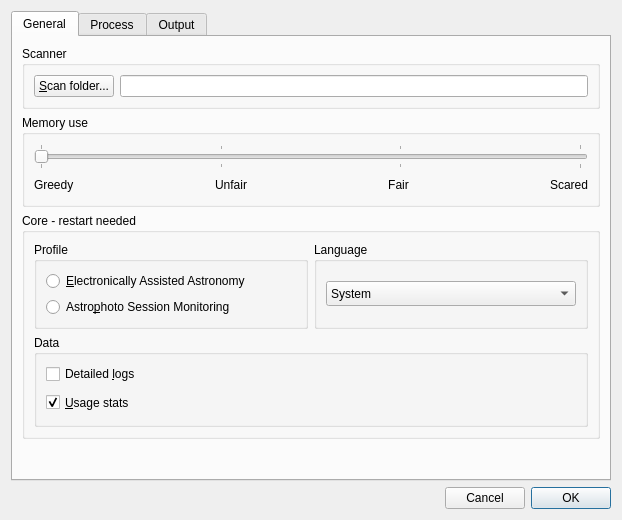
First picture: the form in src/als/ui/prefs_ui.ui, repository deufrai/als, before the edit.
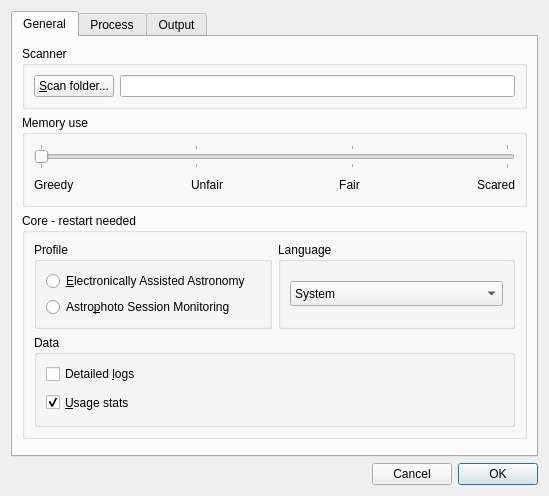
Second picture: the form after the edit.

Commit message: fix prefs dialog vertical resizing limits

```diff
--- a/src/als/ui/prefs_ui.ui
+++ b/src/als/ui/prefs_ui.ui
@@ -6,14 +6,14 @@
    <rect>
     <x>0</x>
     <y>0</y>
-    <width>618</width>
-    <height>520</height>
+    <width>549</width>
+    <height>496</height>
    </rect>
   </property>
   <property name="minimumSize">
    <size>
     <width>0</width>
-    <height>450</height>
+    <height>0</height>
    </size>
   </property>
   <property name="windowTitle">
@@ -24,8 +24,8 @@
     <widget class="QTabWidget" name="tabWidget">
      <property name="minimumSize">
       <size>
-       <width>600</width>
-       <height>340</height>
+       <width>0</width>
+       <height>0</height>
       </size>
      </property>
      <property name="currentIndex">
```
